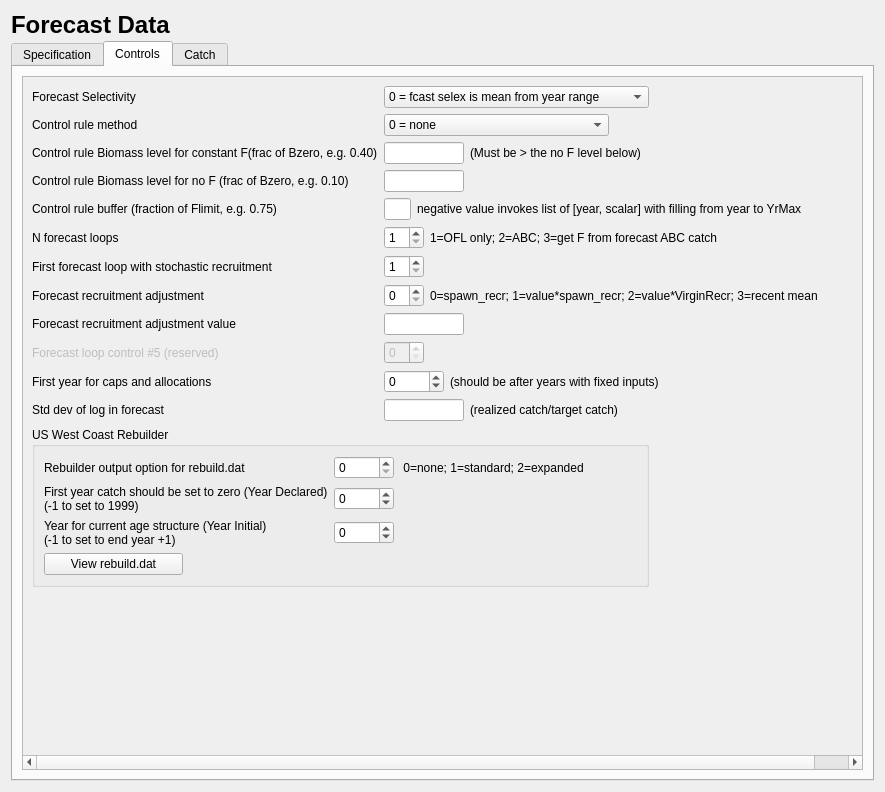
Above: src/forecast_widget.ui from nmfs-ost/ss3-ssi before the change. Below: the same form after it.
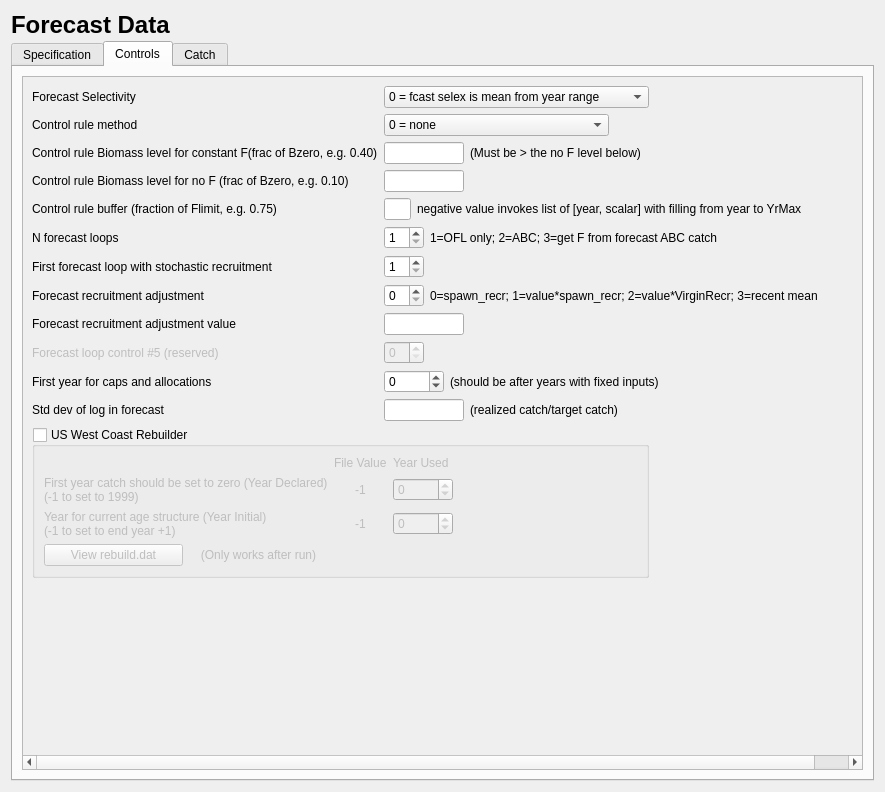
That is the form after the change. Icons and pictures are not drawn.

Diff of the .ui file:
```diff
--- a/src/forecast_widget.ui
+++ b/src/forecast_widget.ui
@@ -1740,37 +1740,12 @@
                 <string>US West Coast Rebuilder</string>
                </property>
                <property name="checkable">
-                <bool>false</bool>
+                <bool>true</bool>
                </property>
                <property name="checked">
                 <bool>false</bool>
                </property>
                <layout class="QGridLayout" name="gridLayout_3">
-                <item row="1" column="2">
-                 <widget class="QSpinBox" name="spinBox_rebuilder_ydecl">
-                  <property name="minimumSize">
-                   <size>
-                    <width>60</width>
-                    <height>0</height>
-                   </size>
-                  </property>
-                  <property name="maximumSize">
-                   <size>
-                    <width>80</width>
-                    <height>16777215</height>
-                   </size>
-                  </property>
-                  <property name="minimum">
-                   <number>-20</number>
-                  </property>
-                  <property name="maximum">
-                   <number>3000</number>
-                  </property>
-                  <property name="value">
-                   <number>0</number>
-                  </property>
-                 </widget>
-                </item>
                 <item row="3" column="0" colspan="2">
                  <widget class="QLabel" name="label_rebuilder_yinit">
                   <property name="text">
@@ -1779,28 +1754,6 @@
                   </property>
                  </widget>
                 </item>
-                <item row="3" column="2">
-                 <widget class="QSpinBox" name="spinBox_rebuilder_yinit">
-                  <property name="minimumSize">
-                   <size>
-                    <width>60</width>
-                    <height>0</height>
-                   </size>
-                  </property>
-                  <property name="maximumSize">
-                   <size>
-                    <width>80</width>
-                    <height>16777215</height>
-                   </size>
-                  </property>
-                  <property name="minimum">
-                   <number>-20</number>
-                  </property>
-                  <property name="maximum">
-                   <number>3000</number>
-                  </property>
-                 </widget>
-                </item>
                 <item row="1" column="0" colspan="2">
                  <widget class="QLabel" name="label_rebuilder_ydecl">
                   <property name="text">
@@ -1809,6 +1762,57 @@
                   </property>
                  </widget>
                 </item>
+                <item row="4" column="4">
+                 <spacer name="horizontalSpacer_8">
+                  <property name="orientation">
+                   <enum>Qt::Horizontal</enum>
+                  </property>
+                  <property name="sizeHint" stdset="0">
+                   <size>
+                    <width>40</width>
+                    <height>20</height>
+                   </size>
+                  </property>
+                 </spacer>
+                </item>
+                <item row="1" column="3">
+                 <widget class="QSpinBox" name="spinBox_rebuilder_ydecl">
+                  <property name="minimumSize">
+                   <size>
+                    <width>60</width>
+                    <height>0</height>
+                   </size>
+                  </property>
+                  <property name="maximumSize">
+                   <size>
+                    <width>80</width>
+                    <height>16777215</height>
+                   </size>
+                  </property>
+                  <property name="minimum">
+                   <number>-20</number>
+                  </property>
+                  <property name="maximum">
+                   <number>3000</number>
+                  </property>
+                  <property name="value">
+                   <number>0</number>
+                  </property>
+                 </widget>
+                </item>
+                <item row="3" column="4">
+                 <spacer name="horizontalSpacer_10">
+                  <property name="orientation">
+                   <enum>Qt::Horizontal</enum>
+                  </property>
+                  <property name="sizeHint" stdset="0">
+                   <size>
+                    <width>40</width>
+                    <height>20</height>
+                   </size>
+                  </property>
+                 </spacer>
+                </item>
                 <item row="4" column="0">
                  <widget class="QPushButton" name="pushButton_rebuilder_file">
                   <property name="text">
@@ -1816,52 +1820,78 @@
                   </property>
                  </widget>
                 </item>
+                <item row="3" column="3">
+                 <widget class="QSpinBox" name="spinBox_rebuilder_yinit">
+                  <property name="minimumSize">
+                   <size>
+                    <width>60</width>
+                    <height>0</height>
+                   </size>
+                  </property>
+                  <property name="maximumSize">
+                   <size>
+                    <width>80</width>
+                    <height>16777215</height>
+                   </size>
+                  </property>
+                  <property name="minimum">
+                   <number>-20</number>
+                  </property>
+                  <property name="maximum">
+                   <number>3000</number>
+                  </property>
+                 </widget>
+                </item>
+                <item row="1" column="2">
+                 <widget class="QLabel" name="label_rebuild_ydecl">
+                  <property name="text">
+                   <string>-1</string>
+                  </property>
+                  <property name="alignment">
+                   <set>Qt::AlignCenter</set>
+                  </property>
+                 </widget>
+                </item>
+                <item row="3" column="2">
+                 <widget class="QLabel" name="label_rebuild_yinit">
+                  <property name="text">
+                   <string>-1</string>
+                  </property>
+                  <property name="alignment">
+                   <set>Qt::AlignCenter</set>
+                  </property>
+                 </widget>
+                </item>
+                <item row="4" column="2">
+                 <widget class="QLabel" name="label_rebuildSpacer">
+                  <property name="text">
+                   <string>              </string>
+                  </property>
+                 </widget>
+                </item>
                 <item row="0" column="2">
-                 <widget class="QSpinBox" name="spinBox_rebuilder_option">
-                  <property name="maximum">
-                   <number>2</number>
-                  </property>
-                 </widget>
-                </item>
-                <item row="0" column="0" colspan="2">
-                 <widget class="QLabel" name="label_rebuilder_option">
+                 <widget class="QLabel" name="label_7">
                   <property name="text">
-                   <string>Rebuilder output option for rebuild.dat</string>
+                   <string>File Value</string>
                   </property>
                  </widget>
                 </item>
                 <item row="0" column="3">
                  <widget class="QLabel" name="label_6">
                   <property name="text">
-                   <string> 0=none; 1=standard; 2=expanded</string>
+                   <string>Year Used</string>
                   </property>
                  </widget>
                 </item>
-                <item row="3" column="3">
-                 <spacer name="horizontalSpacer_10">
-                  <property name="orientation">
-                   <enum>Qt::Horizontal</enum>
+                <item row="4" column="1">
+                 <widget class="QLabel" name="label_8">
+                  <property name="text">
+                   <string>(Only works after run)</string>
                   </property>
-                  <property name="sizeHint" stdset="0">
-                   <size>
-                    <width>40</width>
-                    <height>20</height>
-                   </size>
+                  <property name="alignment">
+                   <set>Qt::AlignCenter</set>
                   </property>
-                 </spacer>
-                </item>
-                <item row="4" column="3">
-                 <spacer name="horizontalSpacer_8">
-                  <property name="orientation">
-                   <enum>Qt::Horizontal</enum>
-                  </property>
-                  <property name="sizeHint" stdset="0">
-                   <size>
-                    <width>40</width>
-                    <height>20</height>
-                   </size>
-                  </property>
-                 </spacer>
+                 </widget>
                 </item>
                </layout>
               </widget>
```
